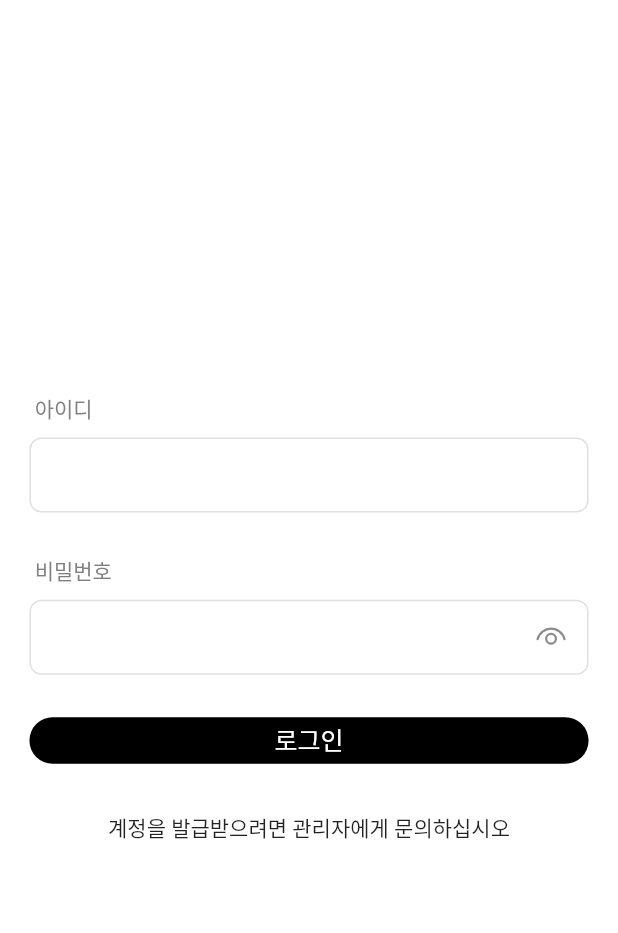
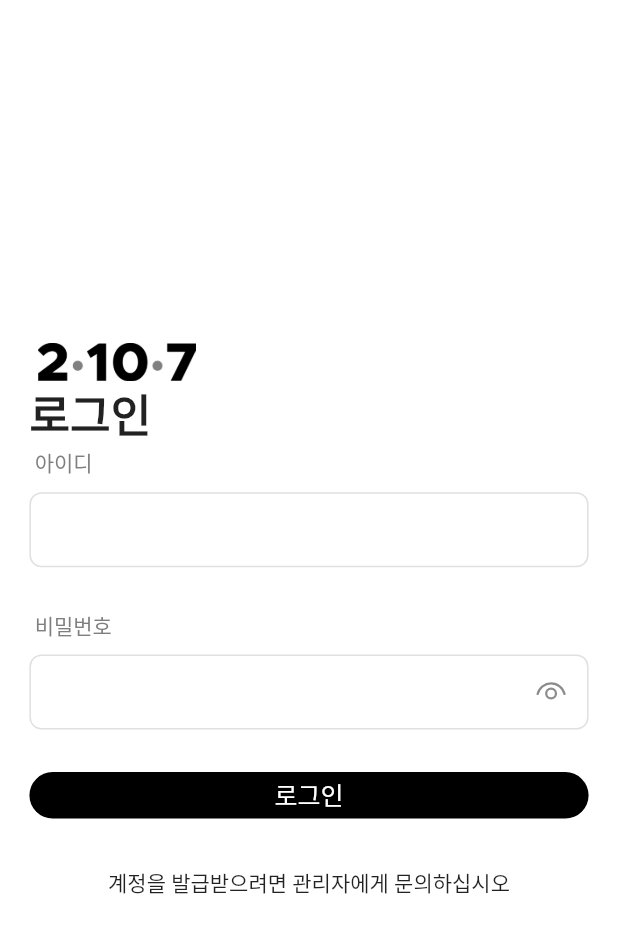
Before and after one commit to No-swimming/No-swimming-Admin-App, a Flutter app: the screen it shows after launch, on a phone screen of 412 x 824 dp. Shown: the top 933 px of the screen. Run offline on Flutter 3.47's test engine with Material 2 defaults, Android fonts, the phone set to English and light mode, and no system bars; our stand-ins replace firebase_core, fluentui_system_icons, flutter_screenutil; accounts and stored records are empty; generated files the repository leaves out were written again; Roboto replaces fonts that are missing (LINE Seed Sans KR).

Commit message:
로고, 로그인 글씨 추가

```diff
--- a/lib/screen/login_page.dart
+++ b/lib/screen/login_page.dart
@@ -18,8 +18,30 @@ class _LoginPageState extends State<LoginPage> {
   Widget build(BuildContext context) {
     return Scaffold(
       backgroundColor: Colors.white,
-      body: Center(
+      body: Padding(
+        padding: EdgeInsets.only(top: 258.0.h, left: 20.0.w, right: 20.0.w),
         child: Column(
+          crossAxisAlignment: CrossAxisAlignment.start,
+          children: [
+            Column(
+              crossAxisAlignment: CrossAxisAlignment.start,
+              children: [
+                Image.asset(
+                  'assets/images/appLogo.png',
+                  width: 118.71.w,
+                  height: 29.0.h,
+                ),
+                Text(
+                  '로그인',
+                  style: TextStyle(
+                    fontWeight: FontWeight.bold,
+                    fontFamily: 'LINE Seed Sans KR',
+                    fontSize: 30.0.sp,
+                  ),
+                ),
+              ],
+            ),
+            Column(
               mainAxisAlignment: MainAxisAlignment.center,
               children: [
                 SizedBox(
@@ -38,7 +60,8 @@ class _LoginPageState extends State<LoginPage> {
                       Container(
                         decoration: BoxDecoration(
                           color: Colors.white,
-                      borderRadius: const BorderRadius.all(Radius.circular(8)),
+                          borderRadius:
+                              const BorderRadius.all(Radius.circular(8)),
                           border: Border.all(width: 1, color: Colors.black12),
                         ),
                         child: const TextField(
@@ -67,7 +90,8 @@ class _LoginPageState extends State<LoginPage> {
                       Container(
                         decoration: BoxDecoration(
                           color: Colors.white,
-                      borderRadius: const BorderRadius.all(Radius.circular(8)),
+                          borderRadius:
+                              const BorderRadius.all(Radius.circular(8)),
                           border: Border.all(width: 1, color: Colors.black12),
                         ),
                         child: TextField(
@@ -76,7 +100,9 @@ class _LoginPageState extends State<LoginPage> {
                             suffixIcon: IconButton(
                               onPressed: () {
                                 setState(() {
-                              isClicked ? isClicked = false : isClicked = true;
+                                  isClicked
+                                      ? isClicked = false
+                                      : isClicked = true;
                                 });
                               },
                               icon: isClicked
@@ -115,6 +141,8 @@ class _LoginPageState extends State<LoginPage> {
                 ),
               ],
             ),
+          ],
+        ),
       ),
     );
   }
```
Lines whose indentation alone changed are shown as unchanged.
